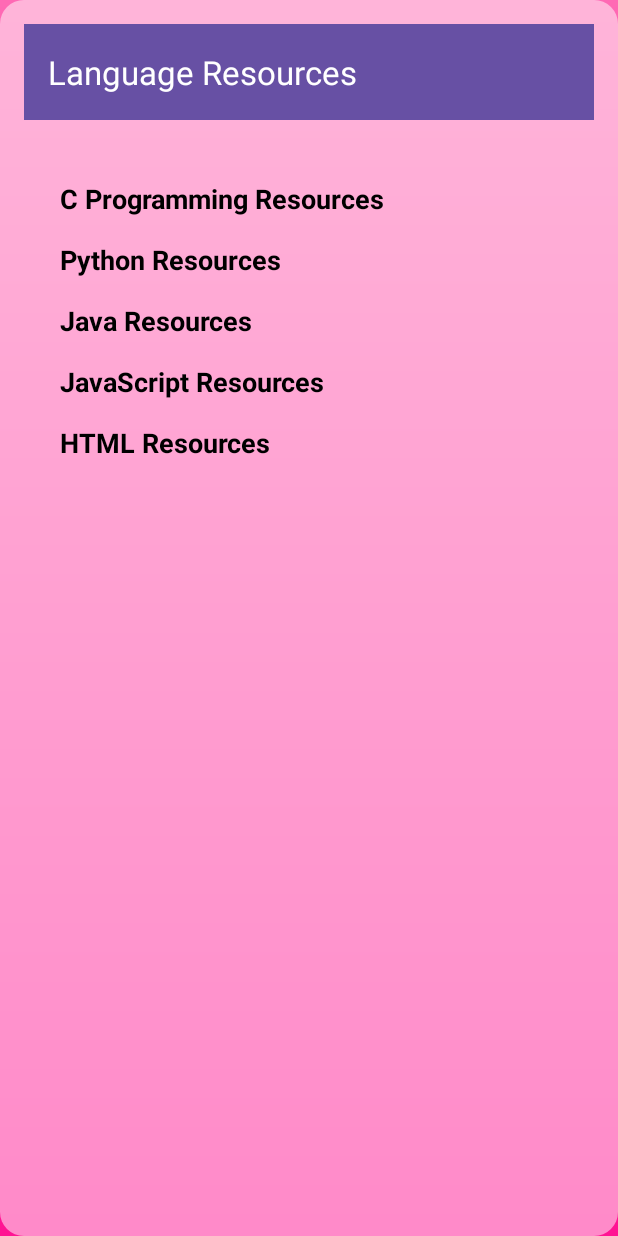
After one commit to ycvinay/QuizApp, an Android app: the ResourcesActivity screen opened directly, with no data from a screen before it, on a phone screen of 412 x 824 dp. The commit adds this screen. Run offline under Robolectric (Android 15) with nearby library versions, the phone set to English and light mode, and no system bars.

```diff
--- a/app/src/main/AndroidManifest.xml
+++ b/app/src/main/AndroidManifest.xml
@@ -12,6 +12,9 @@
         android:supportsRtl="true"
         android:theme="@style/Theme.Quizapp"
         tools:targetApi="31">
+        <activity
+            android:name=".ResourcesActivity"
+            android:exported="false" />
         <activity
             android:name=".JSActivity"
             android:exported="false" />
--- /dev/null
+++ b/app/src/main/java/com/example/quizapp/ResourcesActivity.java
@@ -0,0 +1,37 @@
+package com.example.quizapp;
+
+import android.content.Intent;
+import android.net.Uri;
+import android.os.Bundle;
+import android.widget.TextView;
+
+import androidx.appcompat.app.AppCompatActivity;
+import androidx.appcompat.widget.Toolbar;
+
+
+public class ResourcesActivity extends AppCompatActivity {
+
+    @Override
+    protected void onCreate(Bundle savedInstanceState) {
+        super.onCreate(savedInstanceState);
+        setContentView(R.layout.activity_resources);
+
+        Toolbar toolbar = findViewById(R.id.toolbar);
+        setSupportActionBar(toolbar);
+
+        setLinkClickListener(R.id.tvCResources, "https://www.learn-c.org/");
+        setLinkClickListener(R.id.tvPythonResources, "https://docs.python.org/3/");
+        setLinkClickListener(R.id.tvJavaResources, "https://docs.oracle.com/javase/tutorial/");
+        setLinkClickListener(R.id.tvJavaScriptResources, "https://developer.mozilla.org/en-US/docs/Web/JavaScript/Guide");
+        setLinkClickListener(R.id.tvHtmlResources, "https://html.spec.whatwg.org/");
+
+    }
+
+    private void setLinkClickListener(int textViewId, final String url) {
+        TextView textView = findViewById(textViewId);
+        textView.setOnClickListener(v -> {
+            Intent intent = new Intent(Intent.ACTION_VIEW, Uri.parse(url));
+            startActivity(intent);
+        });
+    }
+}
--- a/app/src/main/java/com/example/quizapp/SignInActivity.java
+++ b/app/src/main/java/com/example/quizapp/SignInActivity.java
@@ -10,7 +10,7 @@ import android.widget.Toast;
 
 import androidx.appcompat.app.AppCompatActivity;
 
-import com.example.quizapp.database.AppDatabase;
+import com.example.quizapp.database.UserDB;
 import com.example.quizapp.model.User;
 
 public class SignInActivity extends AppCompatActivity {
@@ -23,7 +23,7 @@ public class SignInActivity extends AppCompatActivity {
     private EditText etEmailSignIn, etPhoneSignIn;
     private Button btnSignIn;
     private TextView tvRegister;
-    private AppDatabase appDatabase;
+    private UserDB appDatabase;
 
     @Override
     protected void onCreate(Bundle savedInstanceState) {
@@ -42,7 +42,7 @@ public class SignInActivity extends AppCompatActivity {
         btnSignIn = findViewById(R.id.btnSignIn);
         tvRegister = findViewById(R.id.tvRegister);
 
-        appDatabase = AppDatabase.getDatabase(this);
+        appDatabase = UserDB.getDatabase(this);
 
         btnSignIn.setOnClickListener(v -> signInUser());
         tvRegister.setOnClickListener(v -> {
--- /dev/null
+++ b/app/src/main/java/com/example/quizapp/database/DatabaseInitializer.java
@@ -0,0 +1,4 @@
+package com.example.quizapp.database;
+
+public class DatabaseInitializer {
+}
--- /dev/null
+++ b/app/src/main/res/layout/activity_resources.xml
@@ -0,0 +1,111 @@
+<?xml version="1.0" encoding="utf-8"?>
+<LinearLayout xmlns:android="http://schemas.android.com/apk/res/android"
+    android:layout_width="match_parent"
+    android:layout_height="match_parent"
+    xmlns:app="http://schemas.android.com/apk/res-auto"
+    android:orientation="vertical"
+    android:padding="16dp"
+    android:background="@drawable/gradient_background">
+
+    <!-- Toolbar -->
+    <androidx.appcompat.widget.Toolbar
+        android:id="@+id/toolbar"
+        android:layout_width="match_parent"
+        android:layout_height="wrap_content"
+        android:background="?attr/colorPrimary"
+        android:theme="@style/ThemeOverlay.AppCompat.Dark.ActionBar"
+        app:title="Language Resources"
+        app:titleTextColor="@android:color/white"
+        android:elevation="4dp" />
+
+    <!-- Content area -->
+    <ScrollView
+        android:layout_width="match_parent"
+        android:layout_height="match_parent"
+        android:layout_marginTop="16dp">
+
+        <LinearLayout
+            android:layout_width="match_parent"
+            android:layout_height="wrap_content"
+            android:orientation="vertical"
+            android:padding="16dp">
+
+            <!-- C Programming Resources -->
+            <TextView
+                android:id="@+id/tvCResources"
+                android:layout_width="wrap_content"
+                android:layout_height="wrap_content"
+                android:text="C Programming Resources"
+                android:textSize="18sp"
+                android:textColor="@android:color/black"
+                android:textStyle="bold"
+                android:padding="8dp"
+                android:clickable="true"
+                android:linksClickable="true"
+                android:autoLink="web"
+                />
+
+            <!-- Python Resources -->
+            <TextView
+                android:id="@+id/tvPythonResources"
+                android:layout_width="wrap_content"
+                android:layout_height="wrap_content"
+                android:text="Python Resources"
+                android:textSize="18sp"
+                android:textColor="@android:color/black"
+                android:textStyle="bold"
+                android:padding="8dp"
+                android:clickable="true"
+                android:linksClickable="true"
+                android:autoLink="web"
+                />
+
+            <!-- Java Resources -->
+            <TextView
+                android:id="@+id/tvJavaResources"
+                android:layout_width="wrap_content"
+                android:layout_height="wrap_content"
+                android:text="Java Resources"
+                android:textSize="18sp"
+                android:textColor="@android:color/black"
+                android:textStyle="bold"
+                android:padding="8dp"
+                android:clickable="true"
+                android:linksClickable="true"
+                android:autoLink="web"
+                />
+
+            <!-- JavaScript Resources -->
+            <TextView
+                android:id="@+id/tvJavaScriptResources"
+                android:layout_width="wrap_content"
+                android:layout_height="wrap_content"
+                android:text="JavaScript Resources"
+                android:textSize="18sp"
+                android:textColor="@android:color/black"
+                android:textStyle="bold"
+                android:padding="8dp"
+                android:clickable="true"
+                android:linksClickable="true"
+                android:autoLink="web"
+                />
+
+            <!-- HTML Resources -->
+            <TextView
+                android:id="@+id/tvHtmlResources"
+                android:layout_width="wrap_content"
+                android:layout_height="wrap_content"
+                android:text="HTML Resources"
+                android:textSize="18sp"
+                android:textColor="@android:color/black"
+                android:textStyle="bold"
+                android:padding="8dp"
+                android:clickable="true"
+                android:linksClickable="true"
+                android:autoLink="web"
+                />
+
+        </LinearLayout>
+    </ScrollView>
+
+</LinearLayout>
```
Also changed, not shown: app/src/main/java/com/example/quizapp/HomeActivity.java (+6 -2 lines), app/src/main/java/com/example/quizapp/RegisterActivity.java (+3 -4 lines), app/src/main/java/com/example/quizapp/dao/QuestionDao.java (added, +23 -0 lines), app/src/main/java/com/example/quizapp/database/QuizDB.java (added, +30 -0 lines), app/src/main/java/com/example/quizapp/database/UserDB.java (renamed from app/src/main/java/com/example/quizapp/database/AppDatabase.java, +5 -5 lines), app/src/main/java/com/example/quizapp/model/Question.java (added, +97 -0 lines).
